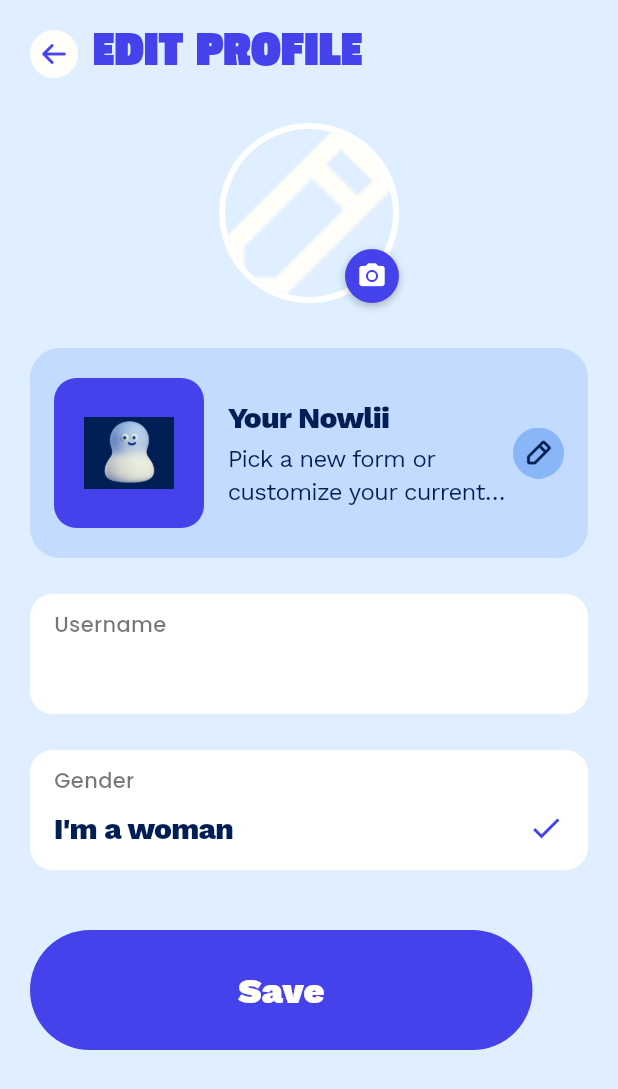
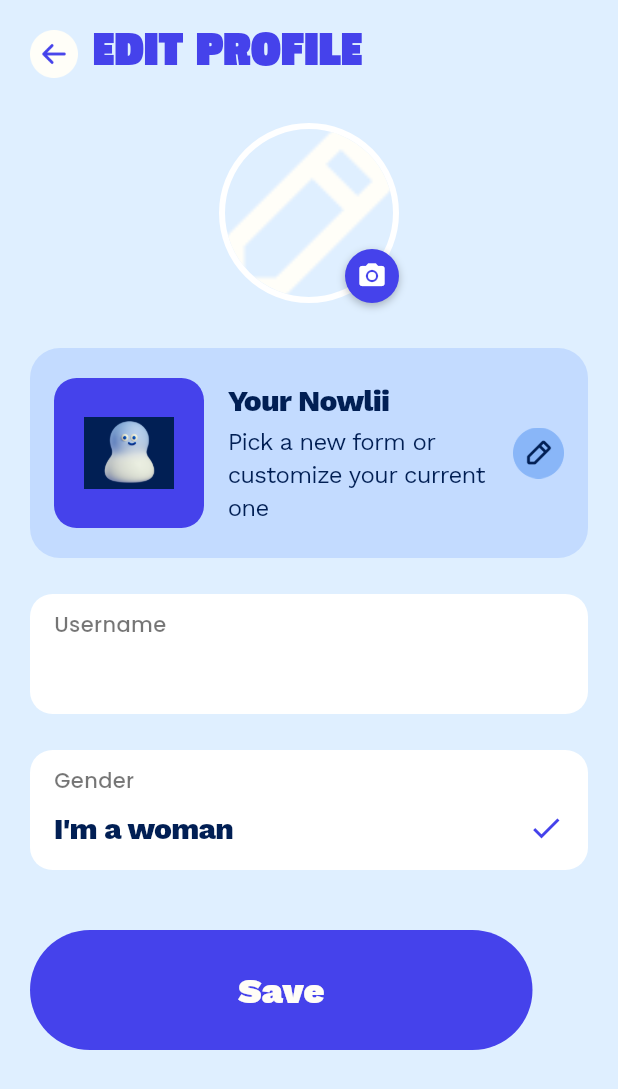
Before and after one commit to Webniadmin/nowlii, a Flutter app: the EditProfileScreen screen opened by its route, on a phone screen of 412 x 824 dp. Shown: the top 1089 px of the screen. Run offline on Flutter 3.47's test engine with Material 3 defaults, Android fonts, the phone set to English and light mode, and no system bars; our stand-ins replace confetti, fl_chart, flutter_local_notifications, flutter_screenutil, flutter_slidable, flutter_svg and 16 more; missing offline and left inert: flutter_webrtc; accounts and stored records are empty; network calls fail.

Commit message:
fix(layout): four screens that broke or lost text at 320dp
Found sweeping the app at exactly 320dp against the live backend. Zero
RenderFlex overflows across home, quests, progress, insights and profile — but
four places lose or crush text, and all four predate this branch's work.

- Edit Profile carried a hardcoded newline from Figma in "Pick a new form or /
  customize your current one" with maxLines: 2. At 320dp the first half alone
  used both lines and the second half vanished, without even an ellipsis. It
  wraps naturally at maxLines: 4 now, and the card is minHeight rather than a
  fixed 140 — at 411dp with the OS font slider at its 1.15 cap, four lines
  exceed 140 by about a point.
- The paywall timeline (Spark / Rhythm / Independence / Release / Graduated)
  had a fixed row height of 60 and nothing flexible inside a spaceBetween row,
  so on a narrow screen there was nothing to give. 60 is a floor now, the stage
  column is Expanded, card padding drops 24 to 16 and the type a point below
  360dp. IntrinsicHeight is what lets the rail keep using Expanded for its
  connecting line once the height is no longer fixed.
- The trial CTA read "Continue - 1 day...". It scales down rather than
  ellipsising now, matching what custom_button.dart already does.
- The profile name used the shared 52pt display title in a pill with 225dp of
  usable width; an eight-character name needs about 250dp, so it ran edge to
  edge. 40pt with a scale-down, locally — the style is shared with the quest
  screens and they are unaffected. A name is user-supplied and can be any
  length, so a fixed size here was never safe.

Co-Authored-By: Claude Opus 5 (1M context) <noreply@anthropic.com>

```diff
--- a/nowli-frontend-app/lib/screen/profile/edit_profile/edit_profile.dart
+++ b/nowli-frontend-app/lib/screen/profile/edit_profile/edit_profile.dart
@@ -1,3 +1,4 @@
+import 'package:nowlii/services/companion_avatar.dart';
 import 'package:flutter/material.dart';
 import 'package:go_router/go_router.dart';
 import 'package:google_fonts/google_fonts.dart';
@@ -166,7 +167,10 @@ class _EditProfileScreenState extends State<EditProfileScreen> {
   Widget _buildFallbackAvatarImage() {
     return Center(
       child: Image.asset(
-        'assets/svg_images/A.png',
+        // The companion the user actually picked. This was a hardcoded A.png, so a slow
+        // or failed S3 load showed everybody milo — on the very screen where they had
+        // just chosen someone else.
+        CompanionIdentity(optionId: _currentProfile?.predefinedOption).assetPath,
         width: 60,
         height: 60,
         fit: BoxFit.contain,
@@ -430,7 +434,11 @@ class _EditProfileScreenState extends State<EditProfileScreen> {
 
                 // Avatar Card (Nowlii Form)
                 Container(
-                  height: 140,
+                  // minHeight, not height: at 411dp with the OS font slider at its 1.15
+                  // cap the three lines below come to ~1pt more than a fixed 140 allows,
+                  // which is an overflow stripe. Identical to the design whenever the
+                  // content fits, which is every ordinary case.
+                  constraints: const BoxConstraints(minHeight: 140),
                   padding: const EdgeInsets.all(16),
                   decoration: BoxDecoration(
                     color: AppColorsApps.babyBlue,
@@ -474,7 +482,12 @@ class _EditProfileScreenState extends State<EditProfileScreen> {
                             const SizedBox(height: 4),
                             Flexible(
                               child: Text(
-                                'Pick a new form or \ncustomize your current one',
+                                // No hardcoded newline: the break after "or" is only
+                                // correct at the design width. At 320dp the first half
+                                // already needed two lines, so with maxLines: 2 the
+                                // entire second half vanished and the card read
+                                // "Pick a new form or".
+                                'Pick a new form or customize your current one',
                                 style: GoogleFonts.workSans(
                                   color: const Color(0xFF011F54),
                                   fontSize: 16,
@@ -482,7 +495,10 @@ class _EditProfileScreenState extends State<EditProfileScreen> {
                                   height: 1.40,
                                   letterSpacing: -0.50,
                                 ),
-                                maxLines: 2,
+                                // 4, because at 320dp the fixed 100 avatar and the edit
+                                // button leave this column ~120dp and the sentence needs
+                                // four lines to survive. Wider screens never reach it.
+                                maxLines: 4,
                                 overflow: TextOverflow.ellipsis,
                               ),
                             ),
```
Also changed, not shown: nowli-frontend-app/lib/screen/profile/profile_menu_with_notification/profile_menu_with_notification.dart (+16 -4 lines), nowli-frontend-app/lib/screen/settings/subscription/nowli_pro_subscription.dart (+35 -10 lines), nowli-frontend-app/lib/widget/paywall_cta.dart (+14 -5 lines).
